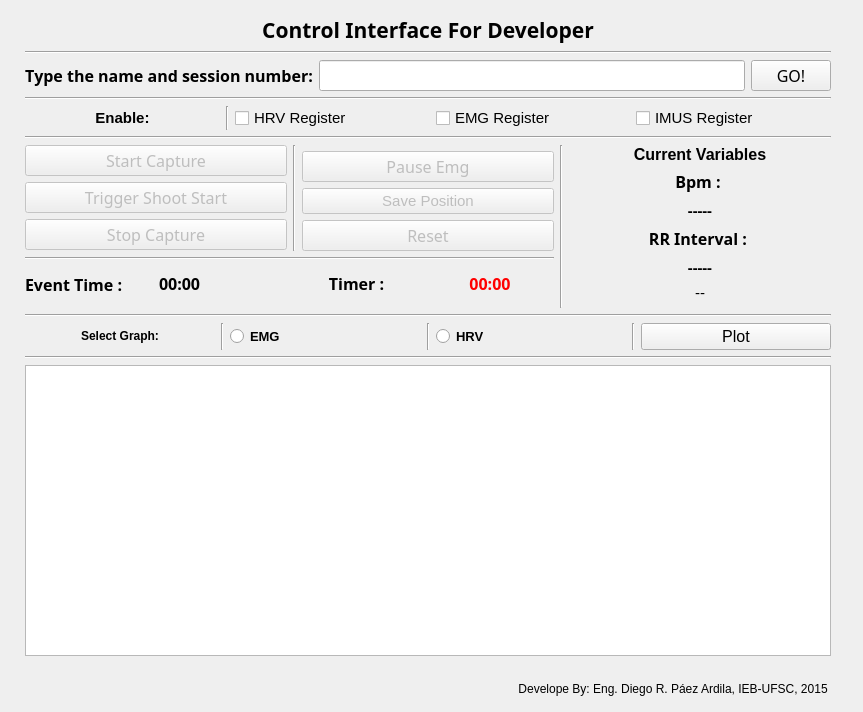
Qt form control5Deportivo/ui/home.ui (DiegoPaezA/BeaglePython) before a commit.
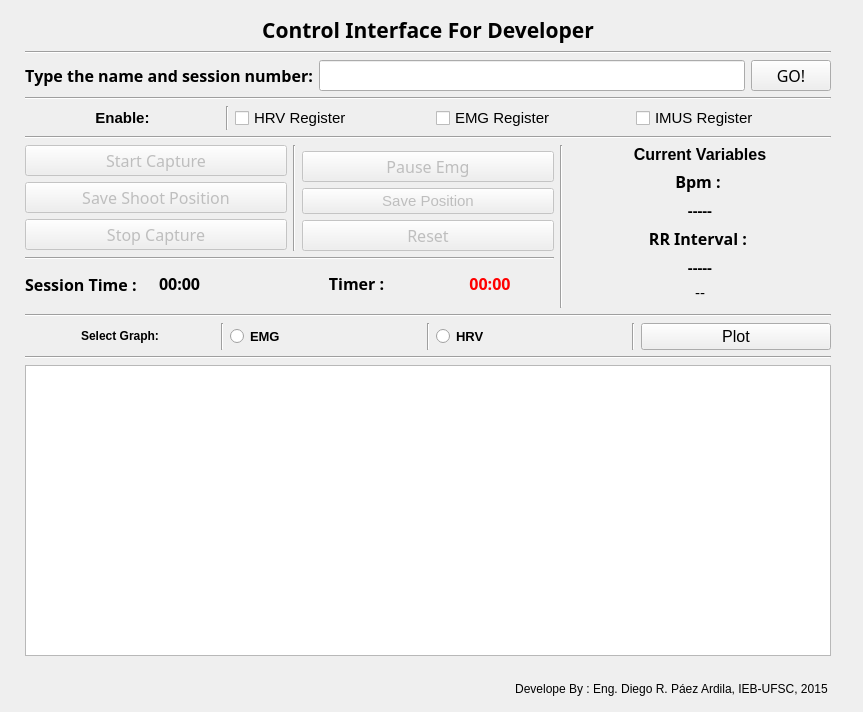
The same form after that commit. Custom widgets are drawn as their Qt base class.

```diff
--- a/control5Deportivo/ui/home.ui
+++ b/control5Deportivo/ui/home.ui
@@ -228,7 +228,7 @@
           </font>
          </property>
          <property name="text">
-          <string>Trigger Shoot Start</string>
+          <string>Save Shoot Position</string>
          </property>
         </widget>
        </item>
@@ -419,7 +419,7 @@
           </font>
          </property>
          <property name="text">
-          <string>Event Time :</string>
+          <string>Session Time :</string>
          </property>
         </widget>
        </item>
@@ -580,7 +580,7 @@
          <item>
           <widget class="QLabel" name="label_5">
            <property name="text">
-            <string>Develope By: Eng. Diego R. Páez Ardila, IEB-UFSC, 2015 </string>
+            <string>Develope By : Eng. Diego R. Páez Ardila, IEB-UFSC, 2015 </string>
            </property>
            <property name="alignment">
             <set>Qt::AlignRight|Qt::AlignTrailing|Qt::AlignVCenter</set>
```
